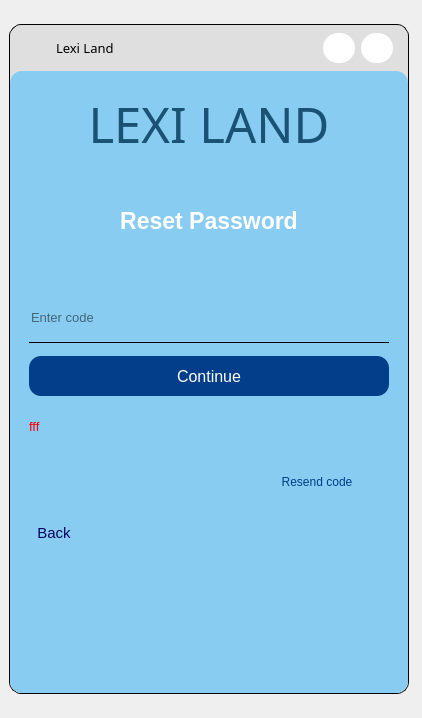
Before: the Qt Designer form UI/forms/login_register.ui in yuukun123/LexiLand, drawn with Qt 5.
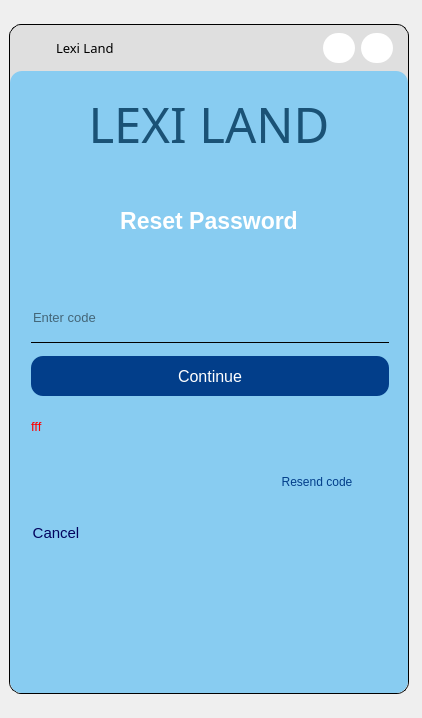
After: the same form once the commit is applied. The open tabs and pages were chosen to show the change. Icons and pictures are not drawn.

What changed in the file:
```diff
--- a/UI/forms/login_register.ui
+++ b/UI/forms/login_register.ui
@@ -363,7 +363,7 @@
              <cursorShape>PointingHandCursor</cursorShape>
             </property>
             <property name="currentIndex">
-             <number>4</number>
+             <number>2</number>
             </property>
             <widget class="QWidget" name="login_page">
              <layout class="QVBoxLayout" name="verticalLayout_12">
@@ -1576,6 +1576,9 @@
                  <property name="spacing">
                   <number>0</number>
                  </property>
+                 <property name="leftMargin">
+                  <number>11</number>
+                 </property>
                  <item>
                   <widget class="QLineEdit" name="enter_code">
                    <property name="maximumSize">
@@ -1647,6 +1650,9 @@
                    <property name="text">
                     <string>fff</string>
                    </property>
+                   <property name="margin">
+                    <number>10</number>
+                   </property>
                   </widget>
                  </item>
                  <item>
@@ -1742,7 +1748,7 @@
                   </widget>
                  </item>
                  <item>
-                  <widget class="QPushButton" name="back_btn">
+                  <widget class="QPushButton" name="cancel_btn_3">
                    <property name="minimumSize">
                     <size>
                      <width>0</width>
@@ -1764,18 +1770,18 @@
                     <cursorShape>PointingHandCursor</cursorShape>
                    </property>
                    <property name="styleSheet">
-                    <string notr="true">#back_btn{
+                    <string notr="true">#cancel_btn_3{
 	color: #03045e
 	
 	
 }
 
-#back_btn:hover{
+#cancel_btn_3:hover{
 	color: rgb(255, 255, 255);
 }</string>
                    </property>
                    <property name="text">
-                    <string>Back</string>
+                    <string>Cancel</string>
                    </property>
                   </widget>
                  </item>
```
